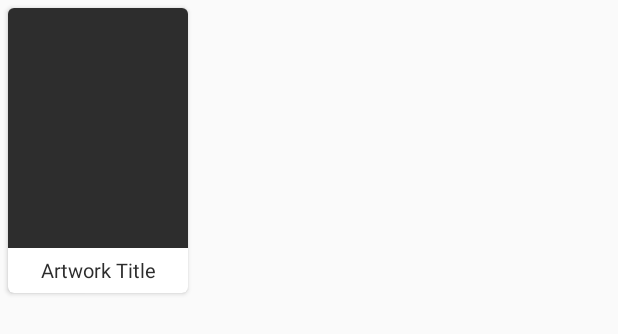
After one commit to Elfernovich/TestTest1, an Android app: the layout cardview_item_artwork_collect_overview.xml on its own in the app's theme, with its tools: preview values and no code run, on a phone screen of 412 x 824 dp. The commit adds this screen. Shown: the top 334 px of the screen. Run offline under Robolectric (Android 15) with nearby library versions, the phone set to English and light mode, and no system bars.

Commit message:
Cardview and Recycler

```diff
--- a/app/build.gradle
+++ b/app/build.gradle
@@ -21,6 +21,8 @@ android {
 dependencies {
     implementation fileTree(dir: 'libs', include: ['*.jar'])
     implementation 'com.android.support:appcompat-v7:27.1.0'
+    implementation 'com.android.support:cardview-v7:27.1.0'
+    implementation 'com.android.support:recyclerview-v7:27.1.0'
     implementation 'com.android.support.constraint:constraint-layout:1.0.2'
     implementation 'com.google.firebase:firebase-auth:12.0.1'
     implementation 'com.google.firebase:firebase-database:12.0.1'
--- a/app/src/main/AndroidManifest.xml
+++ b/app/src/main/AndroidManifest.xml
@@ -20,7 +20,8 @@
         <activity android:name=".ProfileActivity" />
         <activity android:name=".UserDataActivity" />
         <activity android:name=".EditUserDataActivity" />
-        <activity android:name=".CollectActivity"></activity>
+        <activity android:name=".CollectActivity" />
+        <activity android:name=".CollectOverviewActivity"></activity>
     </application>
 
 </manifest>
--- a/app/src/main/java/com/example/anders/createuserapp/ProfileActivity.java
+++ b/app/src/main/java/com/example/anders/createuserapp/ProfileActivity.java
@@ -86,7 +86,7 @@ public class ProfileActivity extends AppCompatActivity{
 
     public void ButtonCollectActivity (View view) {
             finish();
-        Intent i = new Intent (this, CollectActivity.class);
+        Intent i = new Intent (this, CollectOverviewActivity.class);
             startActivity(i);
         }
     }
--- /dev/null
+++ b/app/src/main/res/layout/cardview_item_artwork_collect_overview.xml
@@ -0,0 +1,35 @@
+<?xml version="1.0" encoding="utf-8"?>
+<android.support.v7.widget.CardView xmlns:android="http://schemas.android.com/apk/res/android"
+    android:id="@+id/cardview_id"
+    android:clickable="true"
+    android:foreground="?android:attr/selectableItemBackground"
+    android:layout_width="120dp"
+    android:layout_height="190dp"
+    xmlns:cardview="http://schemas.android.com/apk/res-auto"
+    android:layout_margin="5dp"
+    cardview:cardCornerRadius="4dp">
+
+    <LinearLayout
+        android:orientation="vertical"
+        android:layout_width="match_parent"
+        android:layout_height="match_parent">
+
+        <ImageView
+            android:id="@+id/artwork_img_id"
+            android:layout_width="match_parent"
+            android:layout_height="160dp"
+            android:scaleType="centerCrop"
+            android:background="#2d2d2d"/>
+
+        <TextView
+            android:id="@+id/artwork_title_id"
+            android:textColor="#2d2d2d"
+            android:textSize="13sp"
+            android:gravity="center"
+            android:layout_width="match_parent"
+            android:layout_height="match_parent"
+            android:text="Artwork Title"/>
+
+    </LinearLayout>
+
+</android.support.v7.widget.CardView>
--- a/app/src/main/res/values/colors.xml
+++ b/app/src/main/res/values/colors.xml
@@ -1,6 +1,6 @@
 <?xml version="1.0" encoding="utf-8"?>
 <resources>
-    <color name="colorPrimary">#3F51B5</color>
-    <color name="colorPrimaryDark">#303F9F</color>
-    <color name="colorAccent">#ffffff</color>
+    <color name="colorPrimary">#03A9F4</color>
+    <color name="colorPrimaryDark">#0288D1</color>
+    <color name="colorAccent">#FF4081</color>
 </resources>
```
Also changed, not shown: app/src/main/java/com/example/anders/createuserapp/Artwork.java (added, +43 -0 lines), app/src/main/java/com/example/anders/createuserapp/CollectOverviewActivity.java (added, +40 -0 lines), app/src/main/java/com/example/anders/createuserapp/RecyclerViewAdapter.java (added, +79 -0 lines), app/src/main/res/layout/activity_collect_overview.xml (added, +15 -0 lines).
